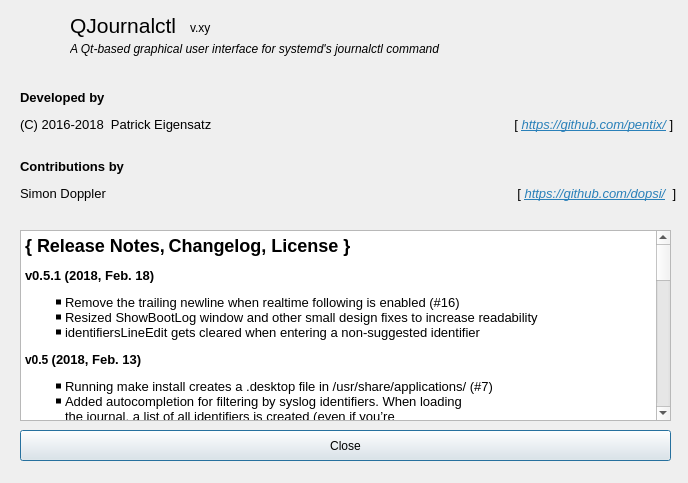
Qt form ui/aboutdialog.ui (pentix/qjournalctl) before a commit.
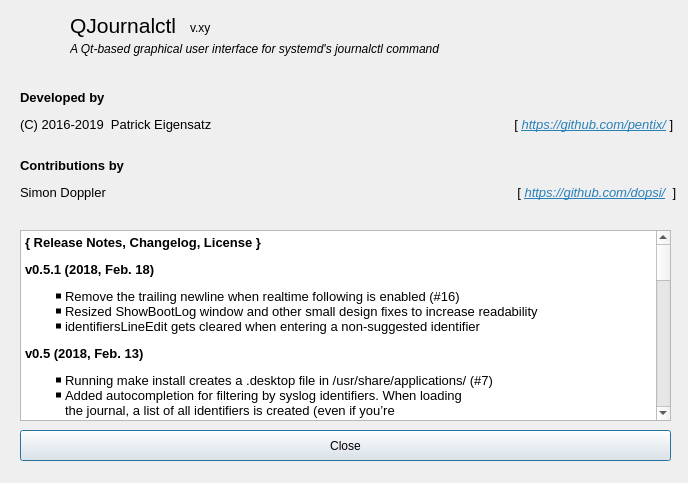
The same form after that commit. Icons and pictures are not drawn.

Commit message: Updated License headers to 2019

What changed in the file:
```diff
--- a/ui/aboutdialog.ui
+++ b/ui/aboutdialog.ui
@@ -70,11 +70,11 @@
     <string>&lt;!DOCTYPE HTML PUBLIC &quot;-//W3C//DTD HTML 4.0//EN&quot; &quot;http://www.w3.org/TR/REC-html40/strict.dtd&quot;&gt;
 &lt;html&gt;&lt;head&gt;&lt;meta name=&quot;qrichtext&quot; content=&quot;1&quot; /&gt;&lt;style type=&quot;text/css&quot;&gt;
 p, li { white-space: pre-wrap; }
-&lt;/style&gt;&lt;/head&gt;&lt;body style=&quot; font-family:'Noto Sans'; font-size:10pt; font-weight:400; font-style:normal;&quot;&gt;
-&lt;p style=&quot; margin-top:12px; margin-bottom:12px; margin-left:0px; margin-right:0px; -qt-block-indent:0; text-indent:0px;&quot;&gt;&lt;span style=&quot; font-weight:600;&quot;&gt;Developed by&lt;/span&gt;&lt;/p&gt;
-&lt;p style=&quot; margin-top:12px; margin-bottom:12px; margin-left:0px; margin-right:0px; -qt-block-indent:0; text-indent:0px;&quot;&gt;(C) 2016-2018  Patrick Eigensatz                                                                                    [ &lt;a href=&quot;https://github.com/pentix/&quot;&gt;&lt;span style=&quot; font-style:italic; text-decoration: underline; color:#2980b9;&quot;&gt;https://github.com/pentix/&lt;/span&gt;&lt;/a&gt; ]&lt;br /&gt;&lt;/p&gt;
-&lt;p style=&quot; margin-top:12px; margin-bottom:12px; margin-left:0px; margin-right:0px; -qt-block-indent:0; text-indent:0px;&quot;&gt;&lt;span style=&quot; font-weight:600;&quot;&gt;Contributions by&lt;/span&gt;&lt;/p&gt;
-&lt;p style=&quot; margin-top:12px; margin-bottom:12px; margin-left:0px; margin-right:0px; -qt-block-indent:0; text-indent:0px;&quot;&gt;Simon Doppler                                                                                                                  [ &lt;a href=&quot;https://github.com/dopsi/&quot;&gt;&lt;span style=&quot; font-style:italic; text-decoration: underline; color:#2980b9;&quot;&gt;https://github.com/dopsi/&lt;/span&gt;&lt;/a&gt;  ]&lt;/p&gt;&lt;/body&gt;&lt;/html&gt;</string>
+&lt;/style&gt;&lt;/head&gt;&lt;body style=&quot; font-family:'Sans Serif'; font-size:9pt; font-weight:400; font-style:normal;&quot;&gt;
+&lt;p style=&quot; margin-top:12px; margin-bottom:12px; margin-left:0px; margin-right:0px; -qt-block-indent:0; text-indent:0px;&quot;&gt;&lt;span style=&quot; font-family:'Noto Sans'; font-size:10pt; font-weight:600;&quot;&gt;Developed by&lt;/span&gt;&lt;/p&gt;
+&lt;p style=&quot; margin-top:12px; margin-bottom:12px; margin-left:0px; margin-right:0px; -qt-block-indent:0; text-indent:0px;&quot;&gt;&lt;span style=&quot; font-family:'Noto Sans'; font-size:10pt;&quot;&gt;(C) 2016-2019  Patrick Eigensatz                                                                                    [ &lt;/span&gt;&lt;a href=&quot;https://github.com/pentix/&quot;&gt;&lt;span style=&quot; font-family:'Noto Sans'; font-size:10pt; font-style:italic; text-decoration: underline; color:#2980b9;&quot;&gt;https://github.com/pentix/&lt;/span&gt;&lt;/a&gt;&lt;span style=&quot; font-family:'Noto Sans'; font-size:10pt;&quot;&gt; ]&lt;br /&gt;&lt;/span&gt;&lt;/p&gt;
+&lt;p style=&quot; margin-top:12px; margin-bottom:12px; margin-left:0px; margin-right:0px; -qt-block-indent:0; text-indent:0px;&quot;&gt;&lt;span style=&quot; font-family:'Noto Sans'; font-size:10pt; font-weight:600;&quot;&gt;Contributions by&lt;/span&gt;&lt;/p&gt;
+&lt;p style=&quot; margin-top:12px; margin-bottom:12px; margin-left:0px; margin-right:0px; -qt-block-indent:0; text-indent:0px;&quot;&gt;&lt;span style=&quot; font-family:'Noto Sans'; font-size:10pt;&quot;&gt;Simon Doppler                                                                                                                  [ &lt;/span&gt;&lt;a href=&quot;https://github.com/dopsi/&quot;&gt;&lt;span style=&quot; font-family:'Noto Sans'; font-size:10pt; font-style:italic; text-decoration: underline; color:#2980b9;&quot;&gt;https://github.com/dopsi/&lt;/span&gt;&lt;/a&gt;&lt;span style=&quot; font-family:'Noto Sans'; font-size:10pt;&quot;&gt;  ]&lt;/span&gt;&lt;/p&gt;&lt;/body&gt;&lt;/html&gt;</string>
    </property>
   </widget>
   <widget class="QPushButton" name="pushButton">
@@ -159,42 +159,42 @@
     <string>&lt;!DOCTYPE HTML PUBLIC &quot;-//W3C//DTD HTML 4.0//EN&quot; &quot;http://www.w3.org/TR/REC-html40/strict.dtd&quot;&gt;
 &lt;html&gt;&lt;head&gt;&lt;meta name=&quot;qrichtext&quot; content=&quot;1&quot; /&gt;&lt;style type=&quot;text/css&quot;&gt;
 p, li { white-space: pre-wrap; }
-&lt;/style&gt;&lt;/head&gt;&lt;body style=&quot; font-family:'Noto Sans'; font-size:10pt; font-weight:400; font-style:normal;&quot;&gt;
-&lt;p style=&quot; margin-top:16px; margin-bottom:12px; margin-left:0px; margin-right:0px; -qt-block-indent:0; text-indent:0px;&quot;&gt;&lt;a name=&quot;Changelog_0&quot;&gt;&lt;/a&gt;&lt;span style=&quot; font-size:x-large; font-weight:600;&quot;&gt;{&lt;/span&gt;&lt;span style=&quot; font-size:x-large; font-weight:600;&quot;&gt; Release Notes,&lt;/span&gt;&lt;span style=&quot; font-weight:600;&quot;&gt; &lt;/span&gt;&lt;span style=&quot; font-size:x-large; font-weight:600;&quot;&gt;Changelog, License }&lt;/span&gt;&lt;/p&gt;
-&lt;p style=&quot; margin-top:12px; margin-bottom:12px; margin-left:0px; margin-right:0px; -qt-block-indent:0; text-indent:0px;&quot;&gt;&lt;a name=&quot;v05_2&quot;&gt;&lt;/a&gt;&lt;span style=&quot; font-weight:600;&quot;&gt;v&lt;/span&gt;&lt;span style=&quot; font-weight:600;&quot;&gt;0.5.1 (2018, Feb. 18)&lt;/span&gt;&lt;/p&gt;
-&lt;ul type=&quot;square&quot; style=&quot;margin-top: 0px; margin-bottom: 0px; margin-left: 0px; margin-right: 0px; -qt-list-indent: 1;&quot;&gt;&lt;li style=&quot; margin-top:0px; margin-bottom:0px; margin-left:0px; margin-right:0px; -qt-block-indent:0; text-indent:0px;&quot;&gt;Remove the trailing newline when realtime following is enabled (#16)&lt;/li&gt;
-&lt;li style=&quot; margin-top:0px; margin-bottom:0px; margin-left:0px; margin-right:0px; -qt-block-indent:0; text-indent:0px;&quot;&gt;Resized ShowBootLog window and other small design fixes to increase readability&lt;/li&gt;
-&lt;li style=&quot; margin-top:0px; margin-bottom:0px; margin-left:0px; margin-right:0px; -qt-block-indent:0; text-indent:0px;&quot;&gt;identifiersLineEdit gets cleared when entering a non-suggested identifier &lt;/li&gt;&lt;/ul&gt;
-&lt;p style=&quot; margin-top:12px; margin-bottom:12px; margin-left:0px; margin-right:0px; -qt-block-indent:0; text-indent:0px;&quot;&gt;&lt;a name=&quot;v05_2&quot;&gt;&lt;/a&gt;&lt;span style=&quot; font-size:medium; font-weight:600;&quot;&gt;v&lt;/span&gt;&lt;span style=&quot; font-size:medium; font-weight:600;&quot;&gt;0.5 &lt;/span&gt;&lt;span style=&quot; font-weight:600;&quot;&gt;(2018, Feb. 13)&lt;/span&gt;&lt;/p&gt;
-&lt;ul type=&quot;square&quot; style=&quot;margin-top: 0px; margin-bottom: 0px; margin-left: 0px; margin-right: 0px; -qt-list-indent: 1;&quot;&gt;&lt;li style=&quot; margin-top:0px; margin-bottom:0px; margin-left:0px; margin-right:0px; -qt-block-indent:0; text-indent:0px;&quot;&gt;Running &lt;span style=&quot; font-family:'Noto Mono';&quot;&gt;make install&lt;/span&gt; creates a .desktop file in &lt;span style=&quot; font-family:'Noto Mono';&quot;&gt;/usr/share/applications/&lt;/span&gt; (#7)&lt;/li&gt;
-&lt;li style=&quot; margin-top:0px; margin-bottom:0px; margin-left:0px; margin-right:0px; -qt-block-indent:0; text-indent:0px;&quot;&gt;Added autocompletion for filtering by syslog identifiers. When loading&lt;br /&gt;the journal, a list of all identifiers is created (even if you’re&lt;br /&gt;following the journal in realtime) and QJournalctl suggests you&lt;br /&gt;already appeared identifiers when filtering. (#9)&lt;/li&gt;
-&lt;li style=&quot; margin-top:0px; margin-bottom:0px; margin-left:0px; margin-right:0px; -qt-block-indent:0; text-indent:0px;&quot;&gt;Compile against C++11 by default (#10)&lt;/li&gt;
-&lt;li style=&quot; margin-top:0px; margin-bottom:0px; margin-left:0px; margin-right:0px; -qt-block-indent:0; text-indent:0px;&quot;&gt;Press [Ctrl][F] to search the journal for a normal string or a RegExp (#11)&lt;/li&gt;
-&lt;li style=&quot; margin-top:0px; margin-bottom:0px; margin-left:0px; margin-right:0px; -qt-block-indent:0; text-indent:0px;&quot;&gt;Added a button to export the filtered journal or only the current selection (#12)&lt;/li&gt;
-&lt;li style=&quot; margin-top:0px; margin-bottom:0px; margin-left:0px; margin-right:0px; -qt-block-indent:0; text-indent:0px;&quot;&gt;Added more keyboard shortcuts in the main window (Ctrl+A, Ctrl+B, Ctrl+L)&lt;/li&gt;&lt;/ul&gt;
-&lt;p style=&quot; margin-top:12px; margin-bottom:12px; margin-left:0px; margin-right:0px; -qt-block-indent:0; text-indent:0px;&quot;&gt;&lt;a name=&quot;v04_14&quot;&gt;&lt;/a&gt;&lt;span style=&quot; font-size:medium; font-weight:600;&quot;&gt;v&lt;/span&gt;&lt;span style=&quot; font-size:medium; font-weight:600;&quot;&gt;0.4 &lt;/span&gt;&lt;span style=&quot; font-weight:600;&quot;&gt;(2017, Oct. 22)&lt;/span&gt;&lt;/p&gt;
-&lt;ul type=&quot;square&quot; style=&quot;margin-top: 0px; margin-bottom: 0px; margin-left: 0px; margin-right: 0px; -qt-list-indent: 1;&quot;&gt;&lt;li style=&quot; margin-top:0px; margin-bottom:0px; margin-left:0px; margin-right:0px; -qt-block-indent:0; text-indent:0px;&quot;&gt;Added the possibility to reverse the journalctl output&lt;/li&gt;
-&lt;li style=&quot; margin-top:0px; margin-bottom:0px; margin-left:0px; margin-right:0px; -qt-block-indent:0; text-indent:0px;&quot;&gt;Display the log size additionally in bytes&lt;/li&gt;
-&lt;li style=&quot; margin-top:0px; margin-bottom:0px; margin-left:0px; margin-right:0px; -qt-block-indent:0; text-indent:0px;&quot;&gt;Added this changelog to the about dialog&lt;/li&gt;&lt;/ul&gt;
-&lt;p style=&quot; margin-top:12px; margin-bottom:12px; margin-left:0px; margin-right:0px; -qt-block-indent:0; text-indent:0px;&quot;&gt;&lt;a name=&quot;v03_20&quot;&gt;&lt;/a&gt;&lt;span style=&quot; font-size:medium; font-weight:600;&quot;&gt;v&lt;/span&gt;&lt;span style=&quot; font-size:medium; font-weight:600;&quot;&gt;0.3 &lt;/span&gt;&lt;span style=&quot; font-weight:600;&quot;&gt;(2016, Sep. 17)&lt;/span&gt;&lt;/p&gt;
-&lt;ul type=&quot;square&quot; style=&quot;margin-top: 0px; margin-bottom: 0px; margin-left: 0px; margin-right: 0px; -qt-list-indent: 1;&quot;&gt;&lt;li style=&quot; margin-top:0px; margin-bottom:0px; margin-left:0px; margin-right:0px; -qt-block-indent:0; text-indent:0px;&quot;&gt;Show an error message if no boots were found (#2)&lt;/li&gt;
-&lt;li style=&quot; margin-top:0px; margin-bottom:0px; margin-left:0px; margin-right:0px; -qt-block-indent:0; text-indent:0px;&quot;&gt;Implemented a “Show current boot” button (#3)&lt;/li&gt;
-&lt;li style=&quot; margin-top:0px; margin-bottom:0px; margin-left:0px; margin-right:0px; -qt-block-indent:0; text-indent:0px;&quot;&gt;UI improvements&lt;/li&gt;&lt;/ul&gt;
-&lt;p style=&quot; margin-top:12px; margin-bottom:12px; margin-left:0px; margin-right:0px; -qt-block-indent:0; text-indent:0px;&quot;&gt;&lt;a name=&quot;v021_26&quot;&gt;&lt;/a&gt;&lt;span style=&quot; font-size:medium; font-weight:600;&quot;&gt;v&lt;/span&gt;&lt;span style=&quot; font-size:medium; font-weight:600;&quot;&gt;0.21 &lt;/span&gt;&lt;span style=&quot; font-weight:600;&quot;&gt;(2016, Aug. 28)&lt;/span&gt;&lt;/p&gt;
-&lt;ul type=&quot;square&quot; style=&quot;margin-top: 0px; margin-bottom: 0px; margin-left: 0px; margin-right: 0px; -qt-list-indent: 1;&quot;&gt;&lt;li style=&quot; margin-top:0px; margin-bottom:0px; margin-left:0px; margin-right:0px; -qt-block-indent:0; text-indent:0px;&quot;&gt;Created a icon for QJournalctl&lt;/li&gt;
-&lt;li style=&quot; margin-top:0px; margin-bottom:0px; margin-left:0px; margin-right:0px; -qt-block-indent:0; text-indent:0px;&quot;&gt;Add a quit shortcut and the corresponding menu item (#1)&lt;/li&gt;
-&lt;li style=&quot; margin-top:0px; margin-bottom:0px; margin-left:0px; margin-right:0px; -qt-block-indent:0; text-indent:0px;&quot;&gt;Mentioned the contributions of @dopsi&lt;/li&gt;&lt;/ul&gt;
-&lt;p style=&quot; margin-top:12px; margin-bottom:12px; margin-left:0px; margin-right:0px; -qt-block-indent:0; text-indent:0px;&quot;&gt;&lt;a name=&quot;v02_32&quot;&gt;&lt;/a&gt;&lt;span style=&quot; font-size:medium; font-weight:600;&quot;&gt;v&lt;/span&gt;&lt;span style=&quot; font-size:medium; font-weight:600;&quot;&gt;0.2 &lt;/span&gt;&lt;span style=&quot; font-weight:600;&quot;&gt;(2016, Aug. 13)&lt;/span&gt;&lt;span style=&quot; font-size:medium; font-weight:600;&quot;&gt; &lt;/span&gt;&lt;/p&gt;
-&lt;ul type=&quot;square&quot; style=&quot;margin-top: 0px; margin-bottom: 0px; margin-left: 0px; margin-right: 0px; -qt-list-indent: 1;&quot;&gt;&lt;li style=&quot; margin-top:0px; margin-bottom:0px; margin-left:0px; margin-right:0px; -qt-block-indent:0; text-indent:0px;&quot;&gt;UI improvements&lt;/li&gt;
-&lt;li style=&quot; margin-top:0px; margin-bottom:0px; margin-left:0px; margin-right:0px; -qt-block-indent:0; text-indent:0px;&quot;&gt;Filtering the journal by identifiers&lt;/li&gt;&lt;/ul&gt;
-&lt;p style=&quot; margin-top:12px; margin-bottom:12px; margin-left:0px; margin-right:0px; -qt-block-indent:0; text-indent:0px;&quot;&gt;&lt;a name=&quot;v01_Initial_Release_37&quot;&gt;&lt;/a&gt;&lt;span style=&quot; font-size:medium; font-weight:600;&quot;&gt;v&lt;/span&gt;&lt;span style=&quot; font-size:medium; font-weight:600;&quot;&gt;0.1 (2016, Aug. 07,  initial release)&lt;/span&gt;&lt;/p&gt;
-&lt;ul type=&quot;square&quot; style=&quot;margin-top: 0px; margin-bottom: 0px; margin-left: 0px; margin-right: 0px; -qt-list-indent: 1;&quot;&gt;&lt;li style=&quot; margin-top:0px; margin-bottom:0px; margin-left:0px; margin-right:0px; -qt-block-indent:0; text-indent:0px;&quot;&gt;Listing all boots&lt;/li&gt;
-&lt;li style=&quot; margin-top:0px; margin-bottom:0px; margin-left:0px; margin-right:0px; -qt-block-indent:0; text-indent:0px;&quot;&gt;Showing the journal of a specific boot&lt;/li&gt;
-&lt;li style=&quot; margin-top:0px; margin-bottom:0px; margin-left:0px; margin-right:0px; -qt-block-indent:0; text-indent:0px;&quot;&gt;Showing the complete journal&lt;/li&gt;
-&lt;li style=&quot; margin-top:0px; margin-bottom:0px; margin-left:0px; margin-right:0px; -qt-block-indent:0; text-indent:0px;&quot;&gt;Filter by date or priority&lt;/li&gt;&lt;/ul&gt;
-&lt;p style=&quot; margin-top:16px; margin-bottom:12px; margin-left:0px; margin-right:0px; -qt-block-indent:0; text-indent:0px;&quot;&gt;&lt;span style=&quot; font-size:x-large; font-weight:600;&quot;&gt;License&lt;/span&gt;&lt;/p&gt;
-&lt;p style=&quot; margin-top:12px; margin-bottom:12px; margin-left:0px; margin-right:0px; -qt-block-indent:0; text-indent:0px;&quot;&gt;This program is free software: you can redistribute it and/or modify it under the terms of&lt;br /&gt;the GNU General Public License as published by the Free Software Foundation, either version 3&lt;br /&gt;of the License, or (at your option) any later version.&lt;/p&gt;
-&lt;p style=&quot; margin-top:12px; margin-bottom:12px; margin-left:0px; margin-right:0px; -qt-block-indent:0; text-indent:0px;&quot;&gt;This program is distributed in the hope that it will be useful, but WITHOUT ANY WARRANTY;&lt;br /&gt;without even the implied warranty of MERCHANTABILITY or FITNESS FOR A PARTICULAR PURPOSE.&lt;br /&gt;See the GNU General Public License for more details.&lt;/p&gt;&lt;/body&gt;&lt;/html&gt;</string>
+&lt;/style&gt;&lt;/head&gt;&lt;body style=&quot; font-family:'Sans Serif'; font-size:9pt; font-weight:400; font-style:normal;&quot;&gt;
+&lt;p style=&quot; margin-top:16px; margin-bottom:12px; margin-left:0px; margin-right:0px; -qt-block-indent:0; text-indent:0px;&quot;&gt;&lt;a name=&quot;Changelog_0&quot;&gt;&lt;/a&gt;&lt;span style=&quot; font-family:'Noto Sans'; font-size:10pt; font-weight:600;&quot;&gt;{&lt;/span&gt;&lt;span style=&quot; font-family:'Noto Sans'; font-size:10pt; font-weight:600;&quot;&gt; Release Notes,&lt;/span&gt;&lt;span style=&quot; font-family:'Noto Sans'; font-size:10pt; font-weight:600;&quot;&gt; &lt;/span&gt;&lt;span style=&quot; font-family:'Noto Sans'; font-size:10pt; font-weight:600;&quot;&gt;Changelog, License }&lt;/span&gt;&lt;/p&gt;
+&lt;p style=&quot; margin-top:12px; margin-bottom:12px; margin-left:0px; margin-right:0px; -qt-block-indent:0; text-indent:0px;&quot;&gt;&lt;a name=&quot;v05_2&quot;&gt;&lt;/a&gt;&lt;span style=&quot; font-family:'Noto Sans'; font-size:10pt; font-weight:600;&quot;&gt;v&lt;/span&gt;&lt;span style=&quot; font-family:'Noto Sans'; font-size:10pt; font-weight:600;&quot;&gt;0.5.1 (2018, Feb. 18)&lt;/span&gt;&lt;/p&gt;
+&lt;ul type=&quot;square&quot; style=&quot;margin-top: 0px; margin-bottom: 0px; margin-left: 0px; margin-right: 0px; -qt-list-indent: 1;&quot;&gt;&lt;li style=&quot; font-family:'Noto Sans'; font-size:10pt;&quot; style=&quot; margin-top:0px; margin-bottom:0px; margin-left:0px; margin-right:0px; -qt-block-indent:0; text-indent:0px;&quot;&gt;Remove the trailing newline when realtime following is enabled (#16)&lt;/li&gt;
+&lt;li style=&quot; font-family:'Noto Sans'; font-size:10pt;&quot; style=&quot; margin-top:0px; margin-bottom:0px; margin-left:0px; margin-right:0px; -qt-block-indent:0; text-indent:0px;&quot;&gt;Resized ShowBootLog window and other small design fixes to increase readability&lt;/li&gt;
+&lt;li style=&quot; font-family:'Noto Sans'; font-size:10pt;&quot; style=&quot; margin-top:0px; margin-bottom:0px; margin-left:0px; margin-right:0px; -qt-block-indent:0; text-indent:0px;&quot;&gt;identifiersLineEdit gets cleared when entering a non-suggested identifier &lt;/li&gt;&lt;/ul&gt;
+&lt;p style=&quot; margin-top:12px; margin-bottom:12px; margin-left:0px; margin-right:0px; -qt-block-indent:0; text-indent:0px;&quot;&gt;&lt;a name=&quot;v05_2&quot;&gt;&lt;/a&gt;&lt;span style=&quot; font-family:'Noto Sans'; font-size:10pt; font-weight:600;&quot;&gt;v&lt;/span&gt;&lt;span style=&quot; font-family:'Noto Sans'; font-size:10pt; font-weight:600;&quot;&gt;0.5 &lt;/span&gt;&lt;span style=&quot; font-family:'Noto Sans'; font-size:10pt; font-weight:600;&quot;&gt;(2018, Feb. 13)&lt;/span&gt;&lt;/p&gt;
+&lt;ul type=&quot;square&quot; style=&quot;margin-top: 0px; margin-bottom: 0px; margin-left: 0px; margin-right: 0px; -qt-list-indent: 1;&quot;&gt;&lt;li style=&quot; font-family:'Noto Sans'; font-size:10pt;&quot; style=&quot; margin-top:0px; margin-bottom:0px; margin-left:0px; margin-right:0px; -qt-block-indent:0; text-indent:0px;&quot;&gt;Running &lt;span style=&quot; font-family:'Noto Mono';&quot;&gt;make install&lt;/span&gt; creates a .desktop file in &lt;span style=&quot; font-family:'Noto Mono';&quot;&gt;/usr/share/applications/&lt;/span&gt; (#7)&lt;/li&gt;
+&lt;li style=&quot; font-family:'Noto Sans'; font-size:10pt;&quot; style=&quot; margin-top:0px; margin-bottom:0px; margin-left:0px; margin-right:0px; -qt-block-indent:0; text-indent:0px;&quot;&gt;Added autocompletion for filtering by syslog identifiers. When loading&lt;br /&gt;the journal, a list of all identifiers is created (even if you’re&lt;br /&gt;following the journal in realtime) and QJournalctl suggests you&lt;br /&gt;already appeared identifiers when filtering. (#9)&lt;/li&gt;
+&lt;li style=&quot; font-family:'Noto Sans'; font-size:10pt;&quot; style=&quot; margin-top:0px; margin-bottom:0px; margin-left:0px; margin-right:0px; -qt-block-indent:0; text-indent:0px;&quot;&gt;Compile against C++11 by default (#10)&lt;/li&gt;
+&lt;li style=&quot; font-family:'Noto Sans'; font-size:10pt;&quot; style=&quot; margin-top:0px; margin-bottom:0px; margin-left:0px; margin-right:0px; -qt-block-indent:0; text-indent:0px;&quot;&gt;Press [Ctrl][F] to search the journal for a normal string or a RegExp (#11)&lt;/li&gt;
+&lt;li style=&quot; font-family:'Noto Sans'; font-size:10pt;&quot; style=&quot; margin-top:0px; margin-bottom:0px; margin-left:0px; margin-right:0px; -qt-block-indent:0; text-indent:0px;&quot;&gt;Added a button to export the filtered journal or only the current selection (#12)&lt;/li&gt;
+&lt;li style=&quot; font-family:'Noto Sans'; font-size:10pt;&quot; style=&quot; margin-top:0px; margin-bottom:0px; margin-left:0px; margin-right:0px; -qt-block-indent:0; text-indent:0px;&quot;&gt;Added more keyboard shortcuts in the main window (Ctrl+A, Ctrl+B, Ctrl+L)&lt;/li&gt;&lt;/ul&gt;
+&lt;p style=&quot; margin-top:12px; margin-bottom:12px; margin-left:0px; margin-right:0px; -qt-block-indent:0; text-indent:0px;&quot;&gt;&lt;a name=&quot;v04_14&quot;&gt;&lt;/a&gt;&lt;span style=&quot; font-family:'Noto Sans'; font-size:10pt; font-weight:600;&quot;&gt;v&lt;/span&gt;&lt;span style=&quot; font-family:'Noto Sans'; font-size:10pt; font-weight:600;&quot;&gt;0.4 &lt;/span&gt;&lt;span style=&quot; font-family:'Noto Sans'; font-size:10pt; font-weight:600;&quot;&gt;(2017, Oct. 22)&lt;/span&gt;&lt;/p&gt;
+&lt;ul type=&quot;square&quot; style=&quot;margin-top: 0px; margin-bottom: 0px; margin-left: 0px; margin-right: 0px; -qt-list-indent: 1;&quot;&gt;&lt;li style=&quot; font-family:'Noto Sans'; font-size:10pt;&quot; style=&quot; margin-top:0px; margin-bottom:0px; margin-left:0px; margin-right:0px; -qt-block-indent:0; text-indent:0px;&quot;&gt;Added the possibility to reverse the journalctl output&lt;/li&gt;
+&lt;li style=&quot; font-family:'Noto Sans'; font-size:10pt;&quot; style=&quot; margin-top:0px; margin-bottom:0px; margin-left:0px; margin-right:0px; -qt-block-indent:0; text-indent:0px;&quot;&gt;Display the log size additionally in bytes&lt;/li&gt;
+&lt;li style=&quot; font-family:'Noto Sans'; font-size:10pt;&quot; style=&quot; margin-top:0px; margin-bottom:0px; margin-left:0px; margin-right:0px; -qt-block-indent:0; text-indent:0px;&quot;&gt;Added this changelog to the about dialog&lt;/li&gt;&lt;/ul&gt;
+&lt;p style=&quot; margin-top:12px; margin-bottom:12px; margin-left:0px; margin-right:0px; -qt-block-indent:0; text-indent:0px;&quot;&gt;&lt;a name=&quot;v03_20&quot;&gt;&lt;/a&gt;&lt;span style=&quot; font-family:'Noto Sans'; font-size:10pt; font-weight:600;&quot;&gt;v&lt;/span&gt;&lt;span style=&quot; font-family:'Noto Sans'; font-size:10pt; font-weight:600;&quot;&gt;0.3 &lt;/span&gt;&lt;span style=&quot; font-family:'Noto Sans'; font-size:10pt; font-weight:600;&quot;&gt;(2016, Sep. 17)&lt;/span&gt;&lt;/p&gt;
+&lt;ul type=&quot;square&quot; style=&quot;margin-top: 0px; margin-bottom: 0px; margin-left: 0px; margin-right: 0px; -qt-list-indent: 1;&quot;&gt;&lt;li style=&quot; font-family:'Noto Sans'; font-size:10pt;&quot; style=&quot; margin-top:0px; margin-bottom:0px; margin-left:0px; margin-right:0px; -qt-block-indent:0; text-indent:0px;&quot;&gt;Show an error message if no boots were found (#2)&lt;/li&gt;
+&lt;li style=&quot; font-family:'Noto Sans'; font-size:10pt;&quot; style=&quot; margin-top:0px; margin-bottom:0px; margin-left:0px; margin-right:0px; -qt-block-indent:0; text-indent:0px;&quot;&gt;Implemented a “Show current boot” button (#3)&lt;/li&gt;
+&lt;li style=&quot; font-family:'Noto Sans'; font-size:10pt;&quot; style=&quot; margin-top:0px; margin-bottom:0px; margin-left:0px; margin-right:0px; -qt-block-indent:0; text-indent:0px;&quot;&gt;UI improvements&lt;/li&gt;&lt;/ul&gt;
+&lt;p style=&quot; margin-top:12px; margin-bottom:12px; margin-left:0px; margin-right:0px; -qt-block-indent:0; text-indent:0px;&quot;&gt;&lt;a name=&quot;v021_26&quot;&gt;&lt;/a&gt;&lt;span style=&quot; font-family:'Noto Sans'; font-size:10pt; font-weight:600;&quot;&gt;v&lt;/span&gt;&lt;span style=&quot; font-family:'Noto Sans'; font-size:10pt; font-weight:600;&quot;&gt;0.21 &lt;/span&gt;&lt;span style=&quot; font-family:'Noto Sans'; font-size:10pt; font-weight:600;&quot;&gt;(2016, Aug. 28)&lt;/span&gt;&lt;/p&gt;
+&lt;ul type=&quot;square&quot; style=&quot;margin-top: 0px; margin-bottom: 0px; margin-left: 0px; margin-right: 0px; -qt-list-indent: 1;&quot;&gt;&lt;li style=&quot; font-family:'Noto Sans'; font-size:10pt;&quot; style=&quot; margin-top:0px; margin-bottom:0px; margin-left:0px; margin-right:0px; -qt-block-indent:0; text-indent:0px;&quot;&gt;Created a icon for QJournalctl&lt;/li&gt;
+&lt;li style=&quot; font-family:'Noto Sans'; font-size:10pt;&quot; style=&quot; margin-top:0px; margin-bottom:0px; margin-left:0px; margin-right:0px; -qt-block-indent:0; text-indent:0px;&quot;&gt;Add a quit shortcut and the corresponding menu item (#1)&lt;/li&gt;
+&lt;li style=&quot; font-family:'Noto Sans'; font-size:10pt;&quot; style=&quot; margin-top:0px; margin-bottom:0px; margin-left:0px; margin-right:0px; -qt-block-indent:0; text-indent:0px;&quot;&gt;Mentioned the contributions of @dopsi&lt;/li&gt;&lt;/ul&gt;
+&lt;p style=&quot; margin-top:12px; margin-bottom:12px; margin-left:0px; margin-right:0px; -qt-block-indent:0; text-indent:0px;&quot;&gt;&lt;a name=&quot;v02_32&quot;&gt;&lt;/a&gt;&lt;span style=&quot; font-family:'Noto Sans'; font-size:10pt; font-weight:600;&quot;&gt;v&lt;/span&gt;&lt;span style=&quot; font-family:'Noto Sans'; font-size:10pt; font-weight:600;&quot;&gt;0.2 &lt;/span&gt;&lt;span style=&quot; font-family:'Noto Sans'; font-size:10pt; font-weight:600;&quot;&gt;(2016, Aug. 13)&lt;/span&gt;&lt;span style=&quot; font-family:'Noto Sans'; font-size:10pt; font-weight:600;&quot;&gt; &lt;/span&gt;&lt;/p&gt;
+&lt;ul type=&quot;square&quot; style=&quot;margin-top: 0px; margin-bottom: 0px; margin-left: 0px; margin-right: 0px; -qt-list-indent: 1;&quot;&gt;&lt;li style=&quot; font-family:'Noto Sans'; font-size:10pt;&quot; style=&quot; margin-top:0px; margin-bottom:0px; margin-left:0px; margin-right:0px; -qt-block-indent:0; text-indent:0px;&quot;&gt;UI improvements&lt;/li&gt;
+&lt;li style=&quot; font-family:'Noto Sans'; font-size:10pt;&quot; style=&quot; margin-top:0px; margin-bottom:0px; margin-left:0px; margin-right:0px; -qt-block-indent:0; text-indent:0px;&quot;&gt;Filtering the journal by identifiers&lt;/li&gt;&lt;/ul&gt;
+&lt;p style=&quot; margin-top:12px; margin-bottom:12px; margin-left:0px; margin-right:0px; -qt-block-indent:0; text-indent:0px;&quot;&gt;&lt;a name=&quot;v01_Initial_Release_37&quot;&gt;&lt;/a&gt;&lt;span style=&quot; font-family:'Noto Sans'; font-size:10pt; font-weight:600;&quot;&gt;v&lt;/span&gt;&lt;span style=&quot; font-family:'Noto Sans'; font-size:10pt; font-weight:600;&quot;&gt;0.1 (2016, Aug. 07,  initial release)&lt;/span&gt;&lt;/p&gt;
+&lt;ul type=&quot;square&quot; style=&quot;margin-top: 0px; margin-bottom: 0px; margin-left: 0px; margin-right: 0px; -qt-list-indent: 1;&quot;&gt;&lt;li style=&quot; font-family:'Noto Sans'; font-size:10pt;&quot; style=&quot; margin-top:0px; margin-bottom:0px; margin-left:0px; margin-right:0px; -qt-block-indent:0; text-indent:0px;&quot;&gt;Listing all boots&lt;/li&gt;
+&lt;li style=&quot; font-family:'Noto Sans'; font-size:10pt;&quot; style=&quot; margin-top:0px; margin-bottom:0px; margin-left:0px; margin-right:0px; -qt-block-indent:0; text-indent:0px;&quot;&gt;Showing the journal of a specific boot&lt;/li&gt;
+&lt;li style=&quot; font-family:'Noto Sans'; font-size:10pt;&quot; style=&quot; margin-top:0px; margin-bottom:0px; margin-left:0px; margin-right:0px; -qt-block-indent:0; text-indent:0px;&quot;&gt;Showing the complete journal&lt;/li&gt;
+&lt;li style=&quot; font-family:'Noto Sans'; font-size:10pt;&quot; style=&quot; margin-top:0px; margin-bottom:0px; margin-left:0px; margin-right:0px; -qt-block-indent:0; text-indent:0px;&quot;&gt;Filter by date or priority&lt;/li&gt;&lt;/ul&gt;
+&lt;p style=&quot; margin-top:16px; margin-bottom:12px; margin-left:0px; margin-right:0px; -qt-block-indent:0; text-indent:0px;&quot;&gt;&lt;span style=&quot; font-family:'Noto Sans'; font-size:10pt; font-weight:600;&quot;&gt;License&lt;/span&gt;&lt;/p&gt;
+&lt;p style=&quot; margin-top:12px; margin-bottom:12px; margin-left:0px; margin-right:0px; -qt-block-indent:0; text-indent:0px;&quot;&gt;&lt;span style=&quot; font-family:'Noto Sans'; font-size:10pt;&quot;&gt;This program is free software: you can redistribute it and/or modify it under the terms of&lt;br /&gt;the GNU General Public License as published by the Free Software Foundation, either version 3&lt;br /&gt;of the License, or (at your option) any later version.&lt;/span&gt;&lt;/p&gt;
+&lt;p style=&quot; margin-top:12px; margin-bottom:12px; margin-left:0px; margin-right:0px; -qt-block-indent:0; text-indent:0px;&quot;&gt;&lt;span style=&quot; font-family:'Noto Sans'; font-size:10pt;&quot;&gt;This program is distributed in the hope that it will be useful, but WITHOUT ANY WARRANTY;&lt;br /&gt;without even the implied warranty of MERCHANTABILITY or FITNESS FOR A PARTICULAR PURPOSE.&lt;br /&gt;See the GNU General Public License for more details.&lt;/span&gt;&lt;/p&gt;&lt;/body&gt;&lt;/html&gt;</string>
    </property>
   </widget>
  </widget>
```
The commit also changes 26 other files.
